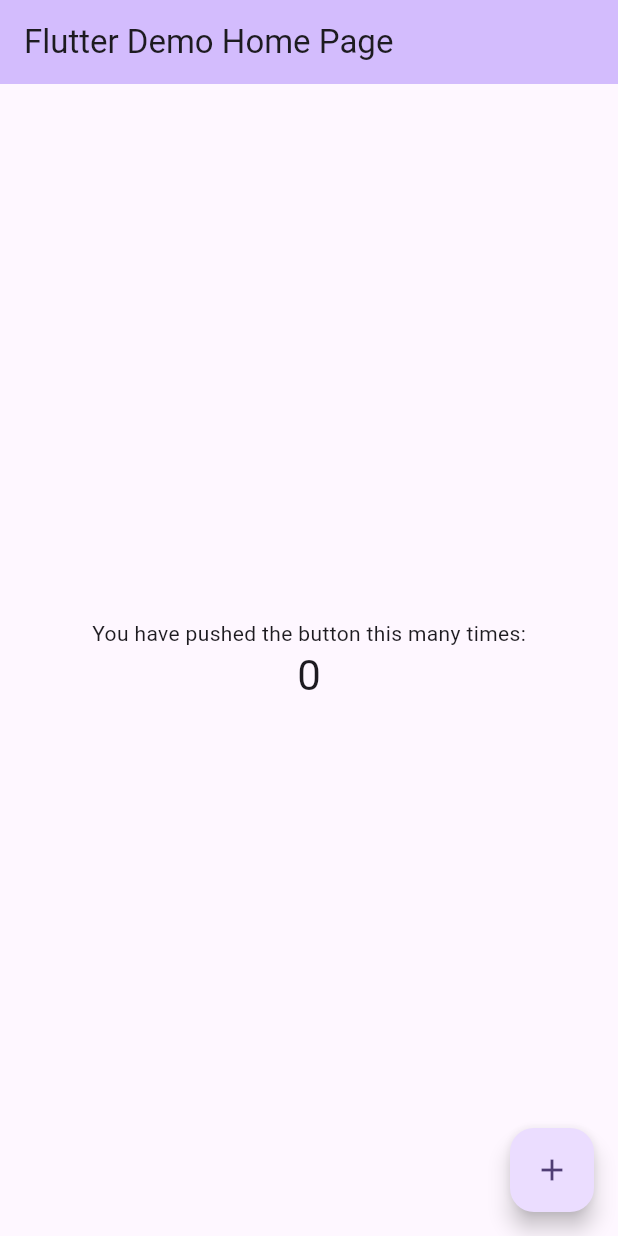
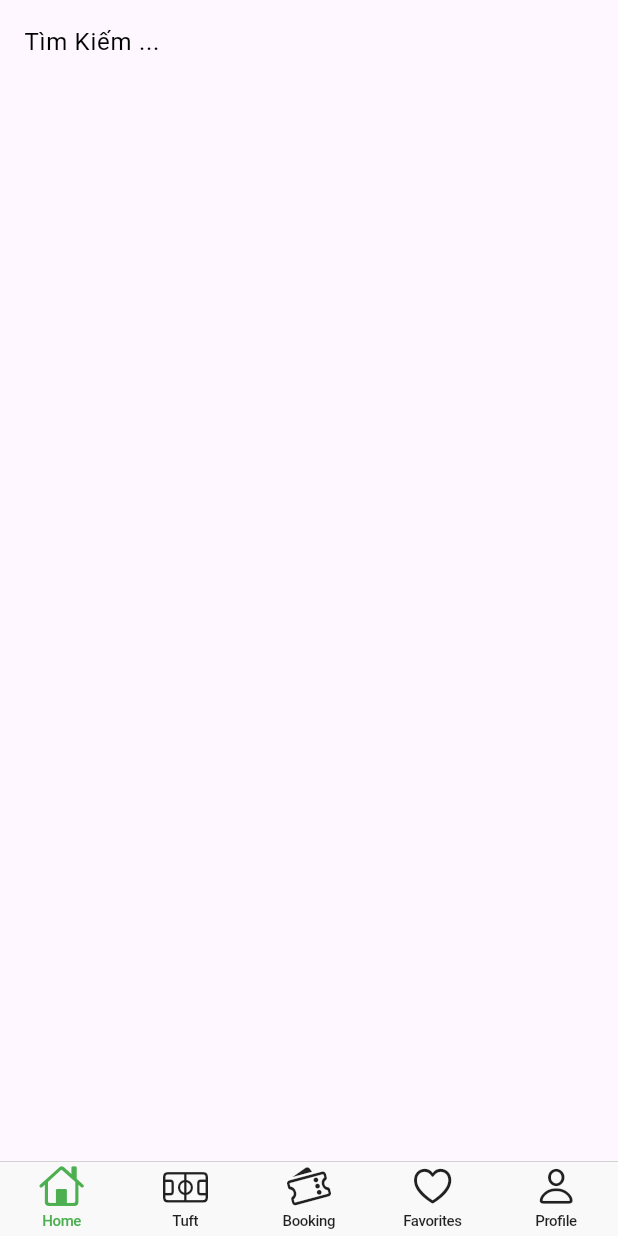
Before and after one commit to nmcuan-hihi/testflutter, a Flutter app: the screen it shows after launch, on a phone screen of 412 x 824 dp. Run offline on Flutter 3.47's test engine with Material 3 defaults, Android fonts, the phone set to English and light mode, and no system bars.

```diff
--- a/lib/main.dart
+++ b/lib/main.dart
@@ -1,125 +1,25 @@
 import 'package:flutter/material.dart';
-
-void main() {
-  runApp(const MyApp());
-}
+import 'package:testflutter/presentation/favorites.dart';
+import 'presentation/homePage.dart';
+import './presentation/tuft.dart';
+import './presentation/booking.dart';
+import './presentation/profile.dart';
+void main() => runApp(MyApp());
 
 class MyApp extends StatelessWidget {
   const MyApp({super.key});
-
-  // This widget is the root of your application.
   @override
   Widget build(BuildContext context) {
     return MaterialApp(
-      title: 'Flutter Demo',
-      theme: ThemeData(
-        // This is the theme of your application.
-        //
-        // TRY THIS: Try running your application with "flutter run". You'll see
-        // the application has a purple toolbar. Then, without quitting the app,
-        // try changing the seedColor in the colorScheme below to Colors.green
-        // and then invoke "hot reload" (save your changes or press the "hot
-        // reload" button in a Flutter-supported IDE, or press "r" if you used
-        // the command line to start the app).
-        //
-        // Notice that the counter didn't reset back to zero; the application
-        // state is not lost during the reload. To reset the state, use hot
-        // restart instead.
-        //
-        // This works for code too, not just values: Most code changes can be
-        // tested with just a hot reload.
-        colorScheme: ColorScheme.fromSeed(seedColor: Colors.deepPurple),
-        useMaterial3: true,
-      ),
-      home: const MyHomePage(title: 'Flutter Demo Home Page'),
+      debugShowCheckedModeBanner: false,
+      initialRoute: '/',
+      routes: {
+        '/': (context) => const Homepage(),
+        '/tuft': (context) => const TuftScreen(),
+        '/favorites': (context) => const Favorites(),
+        '/booking': (context) => const Booking(),
+        '/profile': (context) => const Profile(),
+      },
     );
   }
 }
-
-class MyHomePage extends StatefulWidget {
-  const MyHomePage({super.key, required this.title});
-
-  // This widget is the home page of your application. It is stateful, meaning
-  // that it has a State object (defined below) that contains fields that affect
-  // how it looks.
-
-  // This class is the configuration for the state. It holds the values (in this
-  // case the title) provided by the parent (in this case the App widget) and
-  // used by the build method of the State. Fields in a Widget subclass are
-  // always marked "final".
-
-  final String title;
-
-  @override
-  State<MyHomePage> createState() => _MyHomePageState();
-}
-
-class _MyHomePageState extends State<MyHomePage> {
-  int _counter = 0;
-
-  void _incrementCounter() {
-    setState(() {
-      // This call to setState tells the Flutter framework that something has
-      // changed in this State, which causes it to rerun the build method below
-      // so that the display can reflect the updated values. If we changed
-      // _counter without calling setState(), then the build method would not be
-      // called again, and so nothing would appear to happen.
-      _counter++;
-    });
-  }
-
-  @override
-  Widget build(BuildContext context) {
-    // This method is rerun every time setState is called, for instance as done
-    // by the _incrementCounter method above.
-    //
-    // The Flutter framework has been optimized to make rerunning build methods
-    // fast, so that you can just rebuild anything that needs updating rather
-    // than having to individually change instances of widgets.
-    return Scaffold(
-      appBar: AppBar(
-        // TRY THIS: Try changing the color here to a specific color (to
-        // Colors.amber, perhaps?) and trigger a hot reload to see the AppBar
-        // change color while the other colors stay the same.
-        backgroundColor: Theme.of(context).colorScheme.inversePrimary,
-        // Here we take the value from the MyHomePage object that was created by
-        // the App.build method, and use it to set our appbar title.
-        title: Text(widget.title),
-      ),
-      body: Center(
-        // Center is a layout widget. It takes a single child and positions it
-        // in the middle of the parent.
-        child: Column(
-          // Column is also a layout widget. It takes a list of children and
-          // arranges them vertically. By default, it sizes itself to fit its
-          // children horizontally, and tries to be as tall as its parent.
-          //
-          // Column has various properties to control how it sizes itself and
-          // how it positions its children. Here we use mainAxisAlignment to
-          // center the children vertically; the main axis here is the vertical
-          // axis because Columns are vertical (the cross axis would be
-          // horizontal).
-          //
-          // TRY THIS: Invoke "debug painting" (choose the "Toggle Debug Paint"
-          // action in the IDE, or press "p" in the console), to see the
-          // wireframe for each widget.
-          mainAxisAlignment: MainAxisAlignment.center,
-          children: <Widget>[
-            const Text(
-              'You have pushed the button this many times:',
-            ),
-            Text(
-              '$_counter',
-              style: Theme.of(context).textTheme.headlineMedium,
-            ),
-          ],
-        ),
-      ),
-      floatingActionButton: FloatingActionButton(
-        onPressed: _incrementCounter,
-        tooltip: 'Increment',
-        child: const Icon(Icons.add),
-      ), // This trailing comma makes auto-formatting nicer for build methods.
-    );
-  }
-}
--- /dev/null
+++ b/lib/presentation/booking.dart
@@ -0,0 +1,20 @@
+import 'package:flutter/material.dart';
+import 'package:flutter/cupertino.dart';
+import 'homePage.dart';
+import 'tuft.dart';
+import 'favorites.dart';
+import 'profile.dart';
+
+
+class Booking extends StatelessWidget {
+  const Booking({super.key});
+  @override
+  Widget build(BuildContext context) {
+    return Scaffold(
+      appBar: AppBar(
+        title: const Text("Booking"),
+      ),
+
+    );
+  }
+}
--- /dev/null
+++ b/lib/presentation/favorites.dart
@@ -0,0 +1,20 @@
+import 'package:flutter/material.dart';
+import 'package:flutter/cupertino.dart';
+import 'package:testflutter/presentation/booking.dart';
+import 'homePage.dart';
+import 'tuft.dart';
+import 'booking.dart';
+import 'profile.dart';
+
+
+class Favorites extends StatelessWidget {
+  const Favorites({super.key});
+  @override
+  Widget build(BuildContext context) {
+    return Scaffold(
+      appBar: AppBar(
+        title: const Text("Favorites"),
+      ),
+    );
+  }
+}
--- /dev/null
+++ b/lib/presentation/homePage.dart
@@ -0,0 +1,88 @@
+import 'package:flutter/material.dart';
+import 'package:flutter/cupertino.dart';
+import 'tuft.dart';
+import 'booking.dart';
+import 'favorites.dart';
+import 'profile.dart';
+
+class Homepage extends StatefulWidget {
+  const Homepage({super.key});
+  @override
+  _Homepage createState() => _Homepage();
+}
+
+class _Homepage extends State<Homepage> {
+  int _chon = 0;
+  String timkiem = "";
+
+  final List<Widget> _widgetOptions = [
+    Placeholder(),
+    TuftScreen(),
+    Booking(),
+    Favorites(),
+    Profile()
+  ];
+  @override
+  Widget build(BuildContext context) {
+    return Scaffold(
+      appBar: AppBar(
+        title: TextField(
+          decoration: InputDecoration(
+            hintText: "Tìm Kiếm ...",
+            border: InputBorder.none,
+            hintStyle: TextStyle(color: Colors.black),
+          ),
+          onChanged: (value){
+            setState(() {
+              timkiem = value;
+            });
+          },
+        ),
+      ),
+      body: Column(
+        children: [
+          if (timkiem.isNotEmpty)
+          Padding(
+            padding: const EdgeInsets.all(16.0),
+            child: Text(
+              "Tìm Kiếm: $timkiem",
+
+            ),
+          )
+        ],
+      ),
+      bottomNavigationBar: CupertinoTabBar(
+        currentIndex: _chon,
+        activeColor: Colors.green,
+        inactiveColor: Colors.black87,
+        onTap: (int index) {
+          setState(() {
+            _chon = index;
+          });
+        },
+        items: const [
+          BottomNavigationBarItem(
+            icon: Icon(CupertinoIcons.home),
+            label: 'Home',
+          ),
+          BottomNavigationBarItem(
+            icon: Icon(CupertinoIcons.sportscourt),
+            label: 'Tuft',
+          ),
+          BottomNavigationBarItem(
+            icon: Icon(CupertinoIcons.tickets),
+            label: 'Booking',
+          ),
+          BottomNavigationBarItem(
+            icon: Icon(CupertinoIcons.heart),
+            label: 'Favorites',
+          ),
+          BottomNavigationBarItem(
+            icon: Icon(CupertinoIcons.person),
+            label: 'Profile',
+          ),
+        ],
+      ),
+    );
+  }
+}
--- /dev/null
+++ b/lib/presentation/profile.dart
@@ -0,0 +1,20 @@
+import 'package:flutter/material.dart';
+import 'package:flutter/cupertino.dart';
+import 'homePage.dart';
+import 'tuft.dart';
+import 'favorites.dart';
+import 'booking.dart';
+
+
+class Profile extends StatelessWidget {
+  const Profile({super.key});
+  @override
+  Widget build(BuildContext context) {
+    return Scaffold(
+      appBar: AppBar(
+        title: const Text("Profile"),
+      ),
+
+    );
+  }
+}
```
Also changed, not shown: assets/translation/en-US.json (added, +16 -0 lines), assets/translation/vn-US.json (added, +15 -0 lines), lib/presentation/tuft.dart (added, +15 -0 lines).
